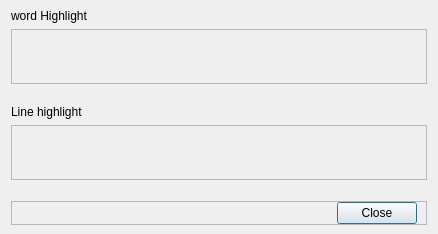
This is QtTraceClient/UI/HighlightColorsSelectionDlg.ui in cobreti/NyxTraceViewer as Qt 5 draws it before an edit. The edited form follows.
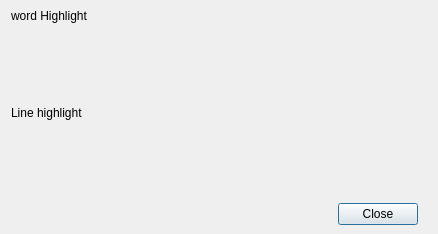
This is the edited form.

Commit message: adjusted frames to look better with classic style UI under Windows

The edit to the form file:
```diff
--- a/QtTraceClient/UI/HighlightColorsSelectionDlg.ui
+++ b/QtTraceClient/UI/HighlightColorsSelectionDlg.ui
@@ -60,11 +60,14 @@
       </sizepolicy>
      </property>
      <property name="frameShape">
-      <enum>QFrame::StyledPanel</enum>
+      <enum>QFrame::NoFrame</enum>
      </property>
      <property name="frameShadow">
       <enum>QFrame::Raised</enum>
      </property>
+     <property name="lineWidth">
+      <number>0</number>
+     </property>
      <layout class="QHBoxLayout" name="horizontalLayout_4"/>
     </widget>
    </item>
@@ -103,11 +106,14 @@
    <item>
     <widget class="QFrame" name="LineHighlightFrame">
      <property name="frameShape">
-      <enum>QFrame::StyledPanel</enum>
+      <enum>QFrame::NoFrame</enum>
      </property>
      <property name="frameShadow">
       <enum>QFrame::Raised</enum>
      </property>
+     <property name="lineWidth">
+      <number>0</number>
+     </property>
      <layout class="QHBoxLayout" name="horizontalLayout_5"/>
     </widget>
    </item>
@@ -136,11 +142,14 @@
       </sizepolicy>
      </property>
      <property name="frameShape">
-      <enum>QFrame::StyledPanel</enum>
+      <enum>QFrame::NoFrame</enum>
      </property>
      <property name="frameShadow">
       <enum>QFrame::Raised</enum>
      </property>
+     <property name="lineWidth">
+      <number>0</number>
+     </property>
      <layout class="QHBoxLayout" name="horizontalLayout">
       <property name="topMargin">
        <number>0</number>
```
The commit also changes 1 other file.
